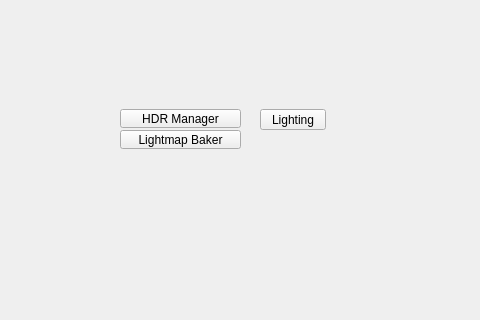
This is tentacle/ui/lighting#submenu.ui in m3trik/tentacle as Qt 5 draws it before an edit; both pictures show x 0 to 480 and y 171 to 491 of the 600 by 600 pixel window. The edited form follows.
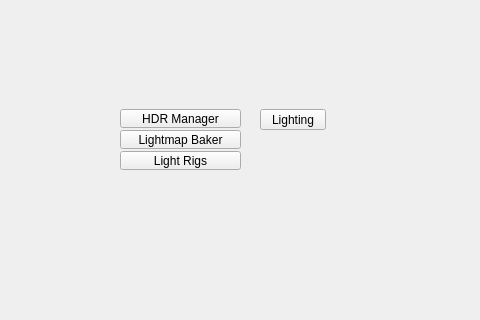
This is the edited form. Custom widgets are drawn as their Qt base class.

What changed in the file:
```diff
--- a/tentacle/ui/lighting#submenu.ui
+++ b/tentacle/ui/lighting#submenu.ui
@@ -134,6 +134,34 @@
      <string>Lightmap Baker</string>
     </property>
    </widget>
+   <widget class="PushButton" name="b002">
+    <property name="geometry">
+     <rect>
+      <x>120</x>
+      <y>322</y>
+      <width>121</width>
+      <height>19</height>
+     </rect>
+    </property>
+    <property name="minimumSize">
+     <size>
+      <width>0</width>
+      <height>19</height>
+     </size>
+    </property>
+    <property name="maximumSize">
+     <size>
+      <width>16777215</width>
+      <height>19</height>
+     </size>
+    </property>
+    <property name="toolTip">
+     <string>Save the scene's lights as named rigs, swap between them, and restore any one.</string>
+    </property>
+    <property name="text">
+     <string>Light Rigs</string>
+    </property>
+   </widget>
   </widget>
  </widget>
  <customwidgets>
```
